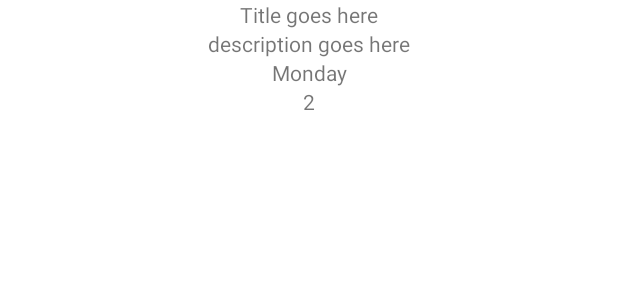
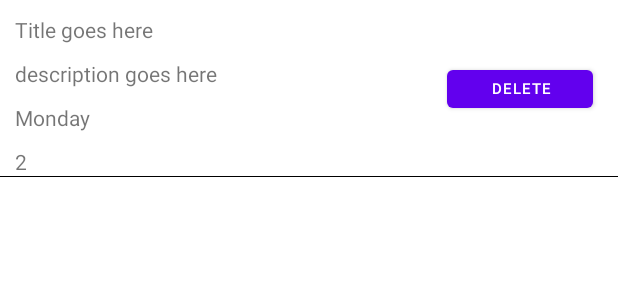
Before and after one commit to Talhamalhi/Mobile-Computing-, an Android app: the layout row_timetable.xml on its own in the app's theme, with its tools: preview values and no code run, on a phone screen of 412 x 824 dp. Shown: the top 300 px of the screen. Run offline under Robolectric (Android 15) with nearby library versions, the phone set to English and light mode, and no system bars.

Commit message:
Add time table added and delete button added
delete button is added to delete to added timetables from the database. the button is responsive now

```diff
--- a/TimeTable(App)/app/src/main/java/com/example/timetablemanager/MainActivity.java
+++ b/TimeTable(App)/app/src/main/java/com/example/timetablemanager/MainActivity.java
@@ -32,10 +32,6 @@ public class MainActivity extends AppCompatActivity {
         setContentView(R.layout.activity_main);
 
         Realm.init(this);
-        String realmName = "TimeTable";
-        RealmConfiguration config = new RealmConfiguration.Builder().allowWritesOnUiThread(false).name(realmName).build();
-        Realm.setDefaultConfiguration(config);
-
 
         replaceFragments(Timetable.getInstance());
         initViews();
--- a/TimeTable(App)/app/src/main/java/com/example/timetablemanager/model/TimeTableModel.java
+++ b/TimeTable(App)/app/src/main/java/com/example/timetablemanager/model/TimeTableModel.java
@@ -5,18 +5,18 @@ import io.realm.annotations.PrimaryKey;
 
 public class TimeTableModel extends RealmObject {
     @PrimaryKey
-    private String id;
+    private int id;
     private String name ;
     private String description ;
     private String day ;
     private String time ;
     private String date ;
 
-    public String getId() {
+    public int getId() {
         return id;
     }
 
-    public void setId(String id) {
+    public void setId(int id) {
         this.id = id;
     }
 
--- a/TimeTable(App)/app/src/main/res/layout/row_timetable.xml
+++ b/TimeTable(App)/app/src/main/res/layout/row_timetable.xml
@@ -1,6 +1,7 @@
 <?xml version="1.0" encoding="utf-8"?>
 <androidx.constraintlayout.widget.ConstraintLayout xmlns:android="http://schemas.android.com/apk/res/android"
     xmlns:app="http://schemas.android.com/apk/res-auto"
+    xmlns:tools="http://schemas.android.com/tools"
     android:layout_width="match_parent"
     android:layout_height="wrap_content">
 
@@ -10,8 +11,8 @@
         android:layout_width="wrap_content"
         android:layout_height="wrap_content"
         android:text="Title goes here"
+        android:layout_margin="10dp"
         app:layout_constraintLeft_toLeftOf="parent"
-        app:layout_constraintRight_toRightOf="parent"
         app:layout_constraintTop_toTopOf="parent" />
 
     <TextView
@@ -19,8 +20,8 @@
         android:layout_width="wrap_content"
         android:layout_height="wrap_content"
         android:text="description goes here"
+        android:layout_margin="10dp"
         app:layout_constraintLeft_toLeftOf="parent"
-        app:layout_constraintRight_toRightOf="parent"
         app:layout_constraintTop_toBottomOf="@+id/title" />
 
     <TextView
@@ -28,16 +29,35 @@
         android:layout_width="wrap_content"
         android:layout_height="wrap_content"
         android:text="Monday"
+        android:layout_margin="10dp"
         app:layout_constraintLeft_toLeftOf="parent"
-        app:layout_constraintRight_toRightOf="parent"
-        app:layout_constraintTop_toBottomOf="@+id/description"/>
+         app:layout_constraintTop_toBottomOf="@+id/description"/>
     <TextView
         android:id="@+id/time"
         android:layout_width="wrap_content"
         android:layout_height="wrap_content"
         android:text="2"
+        android:layout_margin="10dp"
+        app:layout_constraintLeft_toLeftOf="parent"
+     app:layout_constraintTop_toBottomOf="@+id/day" />
+    <View
         app:layout_constraintLeft_toLeftOf="parent"
         app:layout_constraintRight_toRightOf="parent"
-        app:layout_constraintTop_toBottomOf="@+id/day" />
+        app:layout_constraintTop_toBottomOf="@+id/time"
+        android:layout_width="match_parent"
+        android:layout_height="0.5dp"
+        android:background="@color/black"/>
+
+    <Button
+        android:id="@+id/del_btn"
+        android:layout_width="97dp"
+        android:layout_height="37dp"
+        android:text="Delete"
+        android:textSize="10dp"
+        app:layout_constraintBottom_toBottomOf="parent"
+        app:layout_constraintEnd_toEndOf="parent"
+        app:layout_constraintHorizontal_bias="0.948"
+        app:layout_constraintStart_toStartOf="parent"
+        app:layout_constraintTop_toTopOf="parent" />
 
 </androidx.constraintlayout.widget.ConstraintLayout>
```
Also changed, not shown: TimeTable(App)/app/src/main/java/com/example/timetablemanager/AddTimeTable.java (+15 -19 lines), TimeTable(App)/app/src/main/java/com/example/timetablemanager/TimeTable_Adapter.java (+18 -4 lines), TimeTable(App)/app/src/main/java/com/example/timetablemanager/leftdrawer/Timetable.java (+16 -13 lines).
